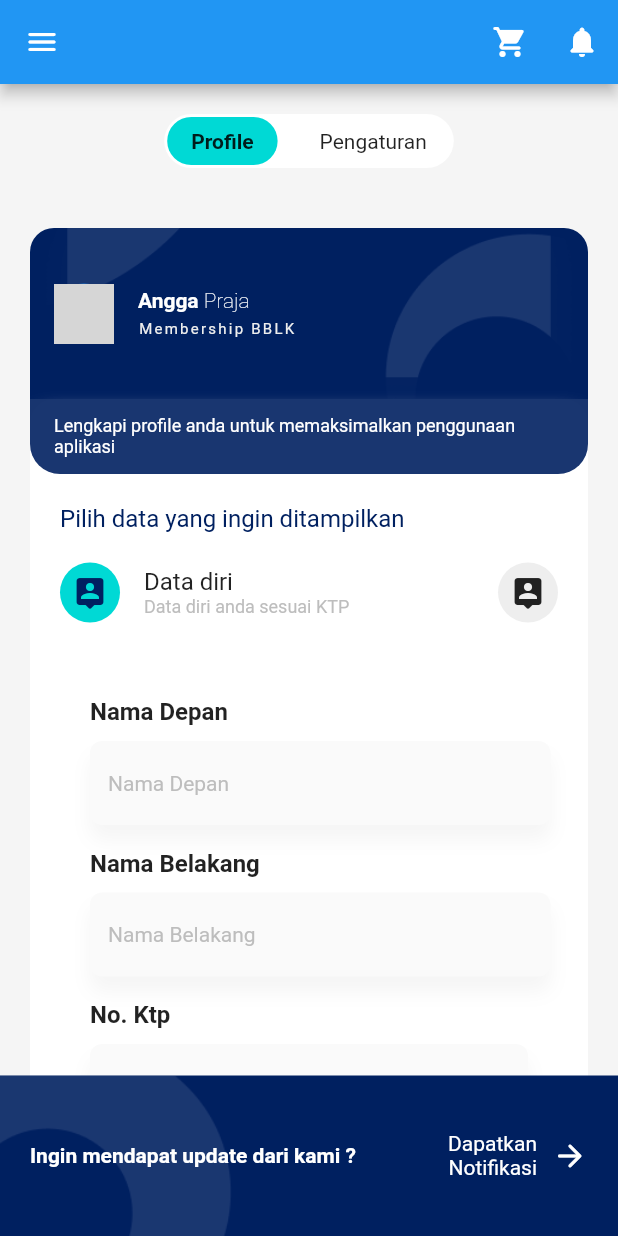
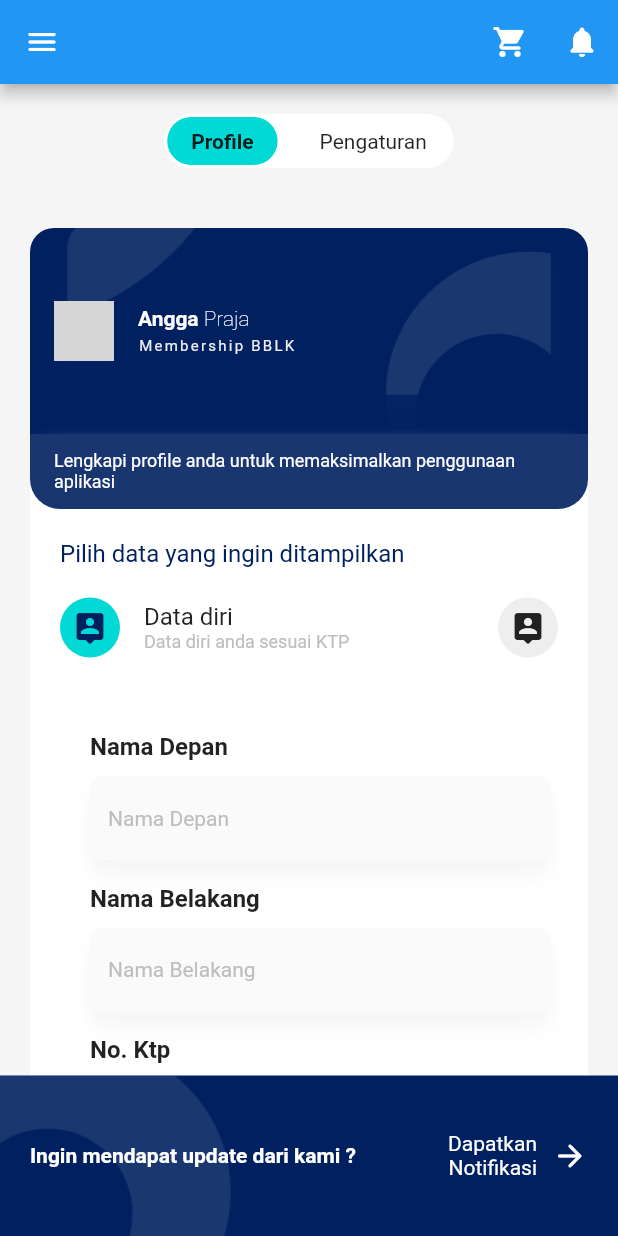
Before and after one commit to asafruddin/health_app, a Flutter app: the SettingMainScreen screen opened directly, on a phone screen of 412 x 824 dp. Run offline on Flutter 3.47's test engine with Material 2 defaults, Android fonts, the phone set to English and light mode, and no system bars; our stand-ins replace bloc, carousel_slider, dio, equatable, flutter_bloc, flutter_svg and 2 more; network calls fail; grey boxes are pictures that could not be loaded.

Commit message:
first commit

```diff
--- a/lib/presentation/page/auth/auth_screen.dart
+++ b/lib/presentation/page/auth/auth_screen.dart
@@ -71,6 +71,7 @@ class _AuthScreenState extends State<AuthScreen> {
                     crossAxisAlignment: CrossAxisAlignment.stretch,
                     mainAxisAlignment: MainAxisAlignment.center,
                     children: [
+                      const SizedBox(height: 50),
                       Padding(
                         padding: const EdgeInsets.symmetric(horizontal: 20.0),
                         child: Text('Hi, Selamat Datang',
--- a/lib/presentation/page/profile/profile_page.dart
+++ b/lib/presentation/page/profile/profile_page.dart
@@ -9,12 +9,14 @@ class ProfilePage extends StatelessWidget {
 
   @override
   Widget build(BuildContext context) {
+    final height = MediaQuery.of(context).size.height;
+
     return Padding(
       padding: const EdgeInsets.symmetric(horizontal: 20.0),
       child: Column(
         children: [
           Container(
-            height: 114,
+            height: height / 6,
             decoration: const BoxDecoration(
                 color: MyTheme.primaryColor,
                 borderRadius: BorderRadius.vertical(top: Radius.circular(16))),
@@ -84,6 +86,7 @@ class ProfilePage extends StatelessWidget {
                 color: Colors.white,
                 borderRadius: BorderRadius.circular(16)),
             child: Column(
+              crossAxisAlignment: CrossAxisAlignment.stretch,
               children: [
                 Container(
                   padding:
--- a/lib/presentation/page/registration/registration_screen.dart
+++ b/lib/presentation/page/registration/registration_screen.dart
@@ -15,6 +15,7 @@ class RegistrationScreen extends StatelessWidget {
             crossAxisAlignment: CrossAxisAlignment.stretch,
             mainAxisAlignment: MainAxisAlignment.center,
             children: [
+              const SizedBox(height: 50),
               Padding(
                 padding: const EdgeInsets.symmetric(horizontal: 20.0),
                 child: Text('Hi, Selamat Datang',
```
Also changed, not shown: 2 other files.
